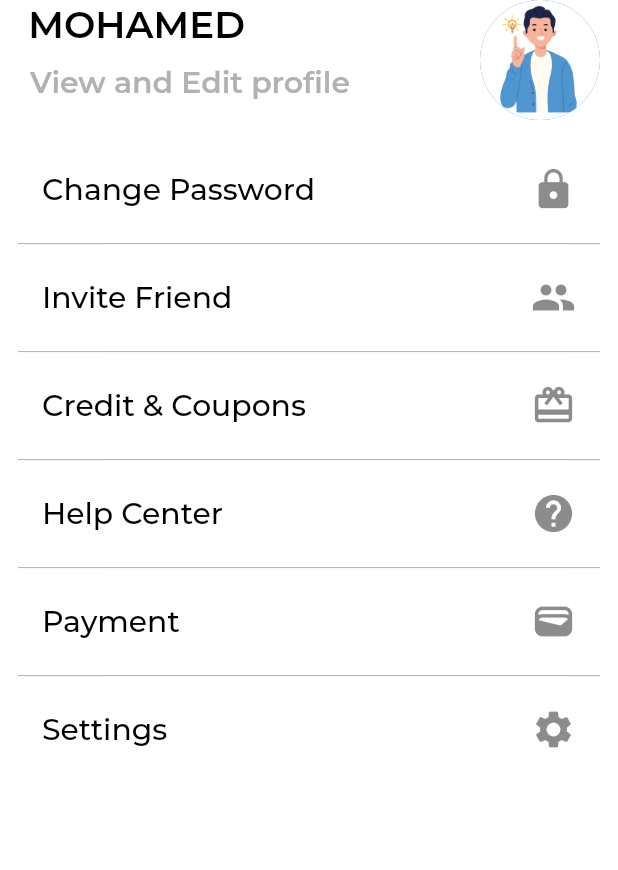
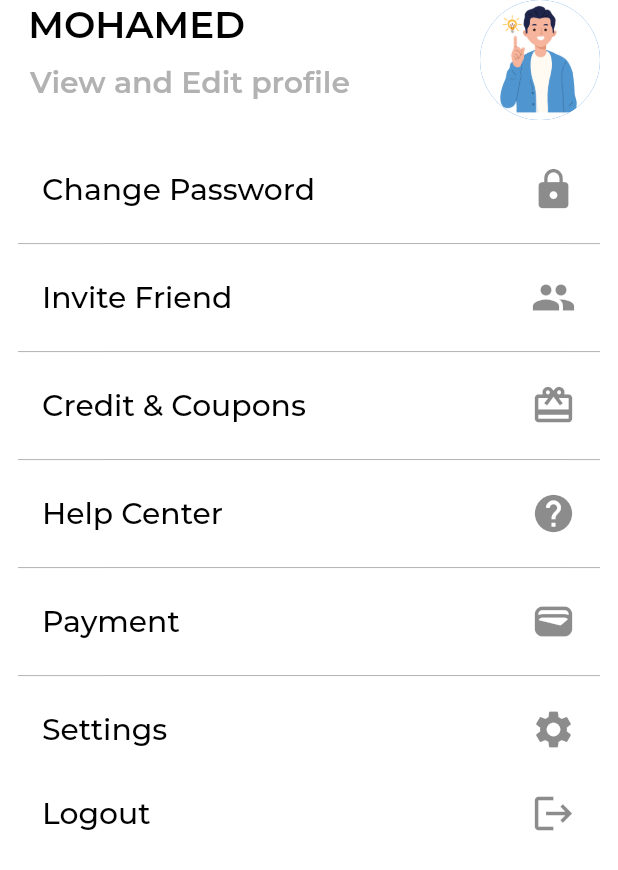
Before and after one commit to Atevaz/hotel-booking, a Flutter app: the ProfileScreen screen opened directly, on a phone screen of 412 x 824 dp. Shown: the top 870 px of the screen. Run offline on Flutter 3.47's test engine with Material 2 defaults, Android fonts, the phone set to English and light mode, and no system bars; our stand-ins replace bloc, dartz, dio, flutter_bloc, flutter_screenutil, flutter_switch and 9 more; accounts and stored records are empty; network calls fail.

Commit message:
UI simple modifications

```diff
--- a/lib/main.dart
+++ b/lib/main.dart
@@ -3,6 +3,7 @@ import 'package:booking_hotel/business_logic/global_cubit/global_cubit.dart';
 import 'package:booking_hotel/business_logic/global_cubit/global_state.dart';
 import 'package:booking_hotel/core/di/di.dart';
 import 'package:booking_hotel/core/router/app_router.dart';
+import 'package:booking_hotel/core/router/app_router_names.dart';
 import 'package:booking_hotel/core/styles/constant.dart';
 import 'package:booking_hotel/core/styles/themes.dart';
 
--- a/lib/presentation/screens/user/profile_layout/profile_screen.dart
+++ b/lib/presentation/screens/user/profile_layout/profile_screen.dart
@@ -81,6 +81,12 @@ class ProfileScreen extends StatelessWidget {
                   Icons.settings,
                   size: 30,
                 )),
+            const ProfileScreenComponent(
+                componentTitle: 'Logout',
+                componentIcon: Icon(
+                  Icons.logout,
+                  size: 30,
+                )),
           ]),
         ),
       ),
```
Also changed, not shown: lib/presentation/screens/user/explore_layout_screen.dart (+10 -3 lines).
